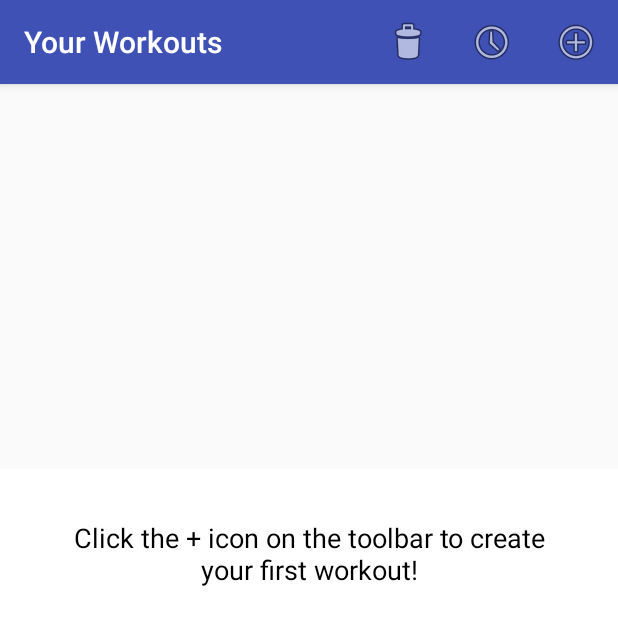
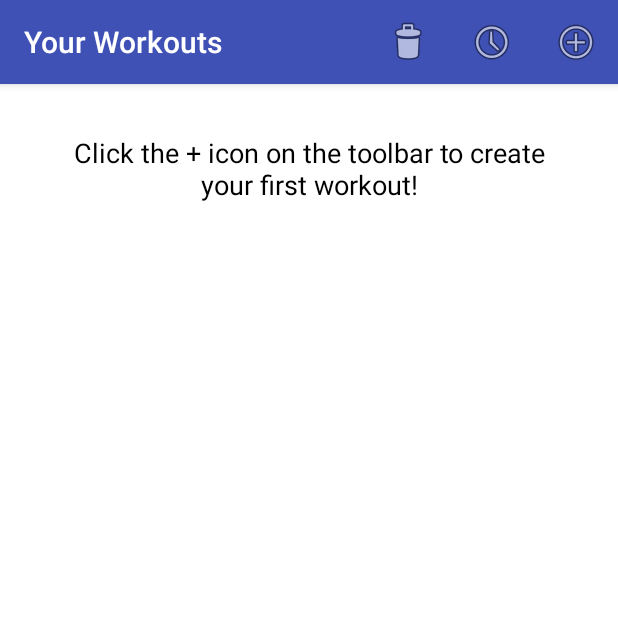
Before and after one commit to KaraUz/WorkItOut, an Android app: the screen it shows after launch (MainActivity), on a phone screen of 412 x 824 dp. Shown: the top 625 px of the screen. Run offline under Robolectric (Android 15) with nearby library versions, the phone set to English and light mode, and no system bars.

Commit message:
Aligning workout list with Toolbar in main activity

```diff
--- a/app/src/main/res/layout/activity_main.xml
+++ b/app/src/main/res/layout/activity_main.xml
@@ -45,7 +45,9 @@
         <!--android:onClick="onClickAdd"/>-->
 
     <include layout="@layout/content_main"
-        android:layout_height="511dp"
+        android:layout_height="fill_parent"
         android:layout_width="wrap_content"
-        android:layout_gravity="bottom"/>
+        android:layout_gravity="top"
+        android:layout_marginTop="?attr/actionBarSize"
+        />
 </android.support.design.widget.CoordinatorLayout>
```
